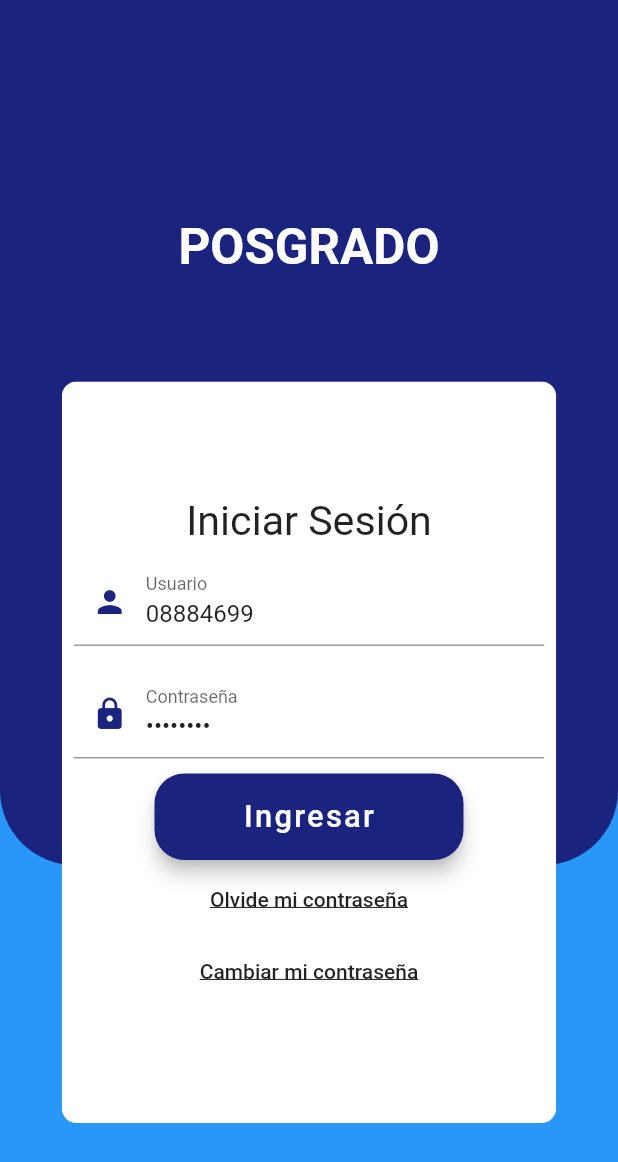
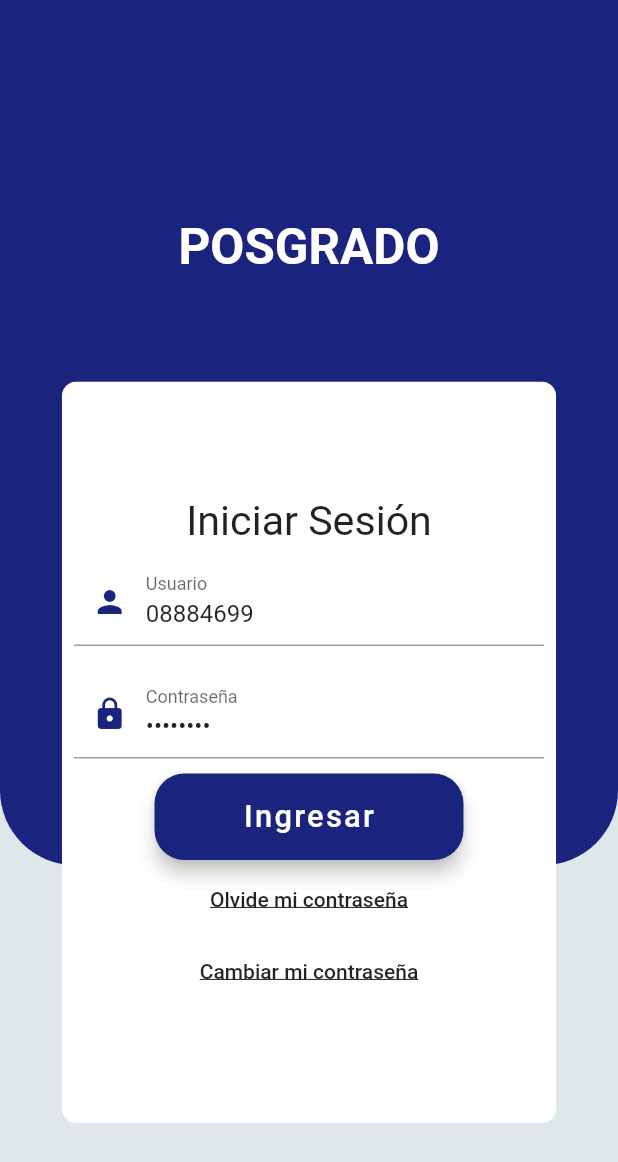
Before and after one commit to marcomania/sigap_consulta, a Flutter app: the screen it shows after launch, on a phone screen of 412 x 824 dp. Shown: the top 1162 px of the screen. Run offline on Flutter 3.47's test engine with Material 2 defaults, Android fonts, the phone set to English and light mode, and no system bars; our stand-ins replace firebase_auth, google_sign_in; accounts and stored records are empty; project files that could hold a hidden picture were left out.

Commit message:
cambio colores

```diff
--- a/lib/pages/login_page.dart
+++ b/lib/pages/login_page.dart
@@ -23,7 +23,7 @@ class _LoginPageState extends State<LoginPage> {
     return SafeArea(
       child: Scaffold(
         resizeToAvoidBottomPadding: false,
-        backgroundColor: kSecondaryColor,
+        backgroundColor: Color(0xFFE0E7EB),
         body: Stack(
           children: <Widget>[
             Container(
```
Also changed, not shown: 1 other file.
